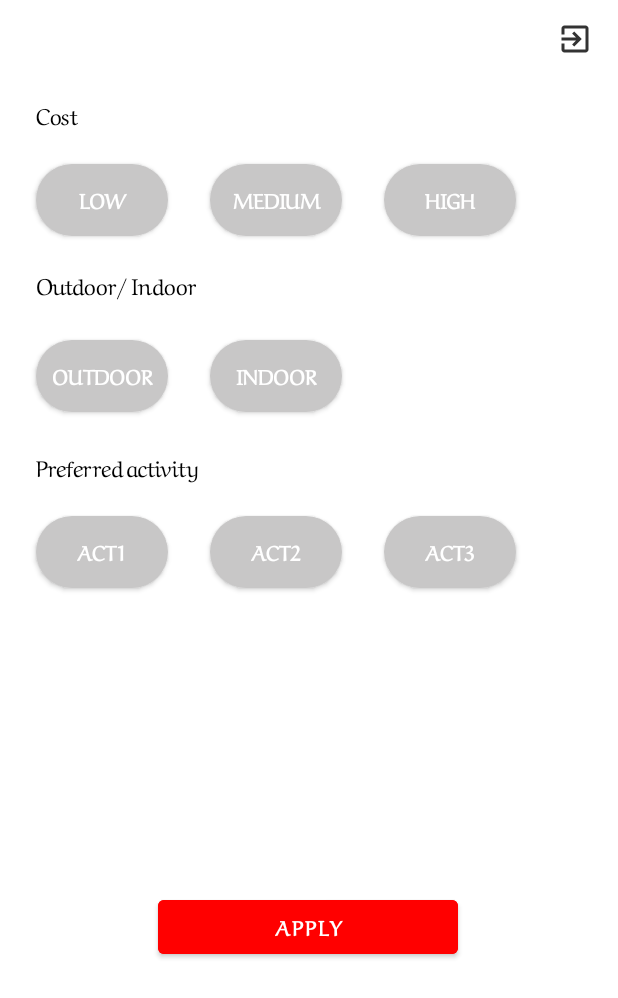
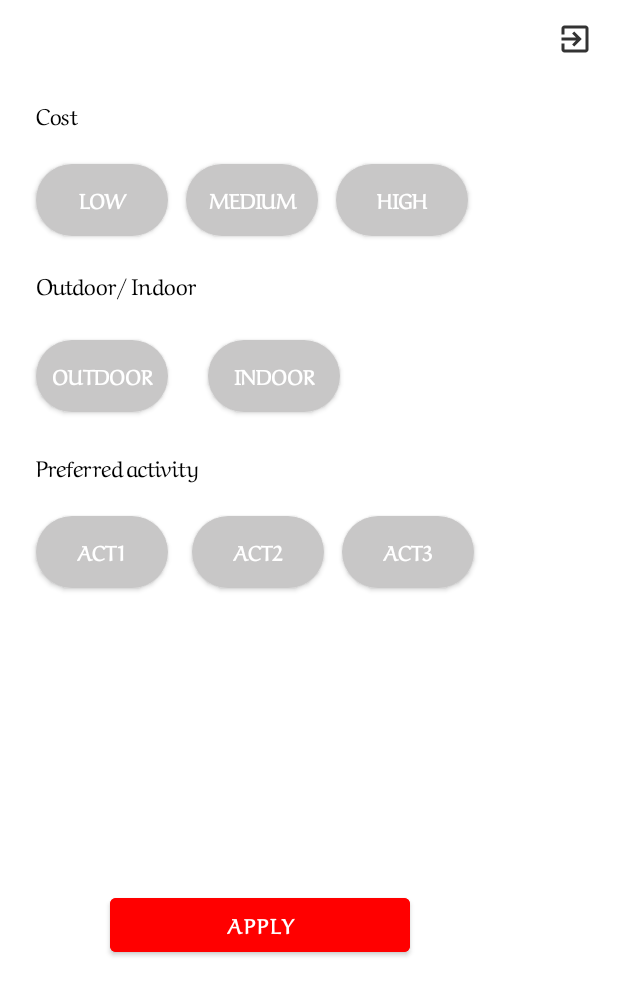
Before and after one commit to eezj35/OrbitalApp, an Android app: the layout popup.xml on its own in the app's theme, with its tools: preview values and no code run, on a phone screen of 412 x 824 dp. Shown: the top 998 px of the screen. Run offline under Robolectric (Android 15) with nearby library versions, the phone set to English and light mode, and no system bars; Roboto replaces fonts that are not available here.

```diff
--- a/app/src/main/res/layout/popup.xml
+++ b/app/src/main/res/layout/popup.xml
@@ -46,7 +46,7 @@
         android:id="@+id/filter_btn_med"
         android:layout_width="wrap_content"
         android:layout_height="wrap_content"
-        android:layout_marginStart="28dp"
+        android:layout_marginStart="12dp"
         android:background="@drawable/filter_button"
         android:text="Medium"
         android:textColor="@color/white"
@@ -60,7 +60,7 @@
         android:id="@+id/filter_btn_high"
         android:layout_width="wrap_content"
         android:layout_height="wrap_content"
-        android:layout_marginStart="28dp"
+        android:layout_marginStart="12dp"
         android:background="@drawable/filter_button"
         android:text="High"
         android:textColor="@color/white"
@@ -150,7 +150,7 @@
         android:id="@+id/filter_btn_act2"
         android:layout_width="wrap_content"
         android:layout_height="wrap_content"
-        android:layout_marginStart="28dp"
+        android:layout_marginStart="16dp"
         android:background="@drawable/filter_button"
         android:text="Act2"
         android:textColor="@color/white"
@@ -164,7 +164,7 @@
         android:id="@+id/filter_btn_act3"
         android:layout_width="wrap_content"
         android:layout_height="wrap_content"
-        android:layout_marginStart="28dp"
+        android:layout_marginStart="12dp"
         android:background="@drawable/filter_button"
         android:text="Act3"
         android:textColor="@color/white"
@@ -178,16 +178,17 @@
         android:id="@+id/filterApplyBtn"
         android:layout_width="200dp"
         android:layout_height="wrap_content"
+        android:layout_marginTop="40dp"
         android:layout_marginBottom="20dp"
-        android:layout_marginTop="40dp"
         android:backgroundTint="#FF0000"
         android:text="Apply"
         android:textStyle="bold"
         app:layout_constraintBottom_toBottomOf="parent"
         app:layout_constraintEnd_toEndOf="parent"
-        app:layout_constraintHorizontal_bias="0.497"
+        app:layout_constraintHorizontal_bias="0.345"
         app:layout_constraintStart_toStartOf="parent"
-        app:layout_constraintTop_toBottomOf="@+id/filter_btn_act2" />
+        app:layout_constraintTop_toBottomOf="@+id/filter_btn_act2"
+        app:layout_constraintVertical_bias="0.495" />
 
 
 </androidx.constraintlayout.widget.ConstraintLayout>
```
Also changed, not shown: app/src/main/res/layout/locations_list_item.xml (+9 -10 lines).
